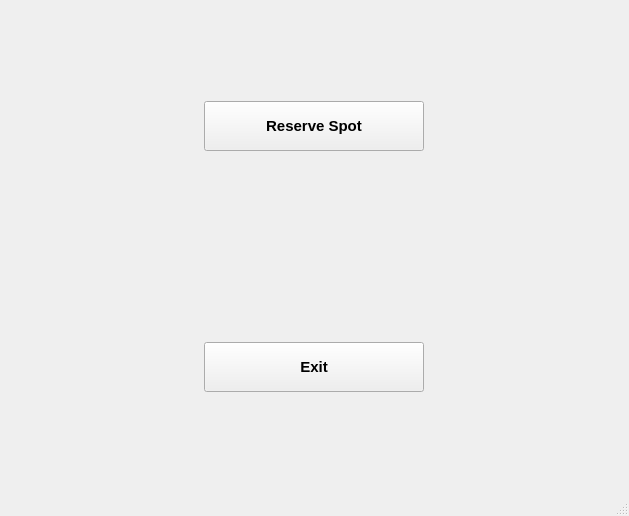
Qt form ui/mainwindow.ui (AllenJK1/ParkingSys) before a commit.
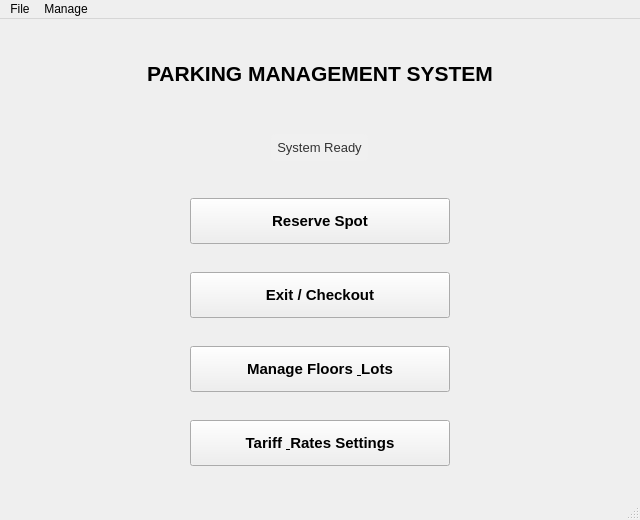
The same form after that commit.

Commit message: Added more fetures including tier rate settings and menu to change parking lots using QT creators table feature

Diff of the .ui file:
```diff
--- a/ui/mainwindow.ui
+++ b/ui/mainwindow.ui
@@ -6,8 +6,8 @@
    <rect>
     <x>0</x>
     <y>0</y>
-    <width>629</width>
-    <height>516</height>
+    <width>640</width>
+    <height>520</height>
    </rect>
   </property>
   <property name="windowTitle">
@@ -15,12 +15,61 @@
   </property>
   <widget class="QWidget" name="centralwidget">
    <layout class="QVBoxLayout" name="verticalLayout">
+    <property name="spacing">
+     <number>15</number>
+    </property>
+    <property name="leftMargin">
+     <number>30</number>
+    </property>
+    <property name="topMargin">
+     <number>25</number>
+    </property>
+    <property name="rightMargin">
+     <number>30</number>
+    </property>
+    <property name="bottomMargin">
+     <number>25</number>
+    </property>
+    <item alignment="Qt::AlignCenter">
+     <widget class="QLabel" name="titleLabel">
+      <property name="font">
+       <font>
+        <pointsize>16</pointsize>
+        <bold>true</bold>
+       </font>
+      </property>
+      <property name="text">
+       <string>PARKING MANAGEMENT SYSTEM</string>
+      </property>
+      <property name="alignment">
+       <set>Qt::AlignCenter</set>
+      </property>
+     </widget>
+    </item>
+    <item alignment="Qt::AlignCenter">
+     <widget class="QLabel" name="statusLabel">
+      <property name="font">
+       <font>
+        <pointsize>10</pointsize>
+       </font>
+      </property>
+      <property name="styleSheet">
+       <string>color: #333333; padding: 6px; background-color: #f0f0f0; border-radius: 4px;</string>
+      </property>
+      <property name="text">
+       <string>System Ready</string>
+      </property>
+      <property name="alignment">
+       <set>Qt::AlignCenter</set>
+      </property>
+     </widget>
+    </item>
     <item alignment="Qt::AlignCenter">
      <widget class="QPushButton" name="reserveButton">
       <property name="minimumSize">
        <size>
-        <width>220</width>
-        <height>50</height>
+        <width>260</width>
+        <height>46</height>
        </size>
       </property>
       <property name="font">
@@ -38,8 +87,8 @@
      <widget class="QPushButton" name="exitButton">
       <property name="minimumSize">
        <size>
-        <width>220</width>
-        <height>50</height>
+        <width>260</width>
+        <height>46</height>
        </size>
       </property>
       <property name="font">
@@ -49,7 +98,45 @@
        </font>
       </property>
       <property name="text">
-       <string>Exit</string>
+       <string>Exit / Checkout</string>
+      </property>
+     </widget>
+    </item>
+    <item alignment="Qt::AlignCenter">
+     <widget class="QPushButton" name="manageParkingButton">
+      <property name="minimumSize">
+       <size>
+        <width>260</width>
+        <height>46</height>
+       </size>
+      </property>
+      <property name="font">
+       <font>
+        <pointsize>11</pointsize>
+        <bold>true</bold>
+       </font>
+      </property>
+      <property name="text">
+       <string>Manage Floors &amp; Lots</string>
+      </property>
+     </widget>
+    </item>
+    <item alignment="Qt::AlignCenter">
+     <widget class="QPushButton" name="ratesButton">
+      <property name="minimumSize">
+       <size>
+        <width>260</width>
+        <height>46</height>
+       </size>
+      </property>
+      <property name="font">
+       <font>
+        <pointsize>11</pointsize>
+        <bold>true</bold>
+       </font>
+      </property>
+      <property name="text">
+       <string>Tariff &amp; Rates Settings</string>
       </property>
      </widget>
     </item>
@@ -60,10 +147,25 @@
     <rect>
      <x>0</x>
      <y>0</y>
-     <width>629</width>
+     <width>640</width>
      <height>22</height>
     </rect>
    </property>
+   <widget class="QMenu" name="menuManage">
+    <property name="title">
+     <string>Manage</string>
+    </property>
+    <addaction name="actionManageFloorsLots"/>
+    <addaction name="actionRates"/>
+   </widget>
+   <widget class="QMenu" name="menuFile">
+    <property name="title">
+     <string>File</string>
+    </property>
+    <addaction name="actionExit"/>
+   </widget>
+   <addaction name="menuFile"/>
+   <addaction name="menuManage"/>
   </widget>
   <widget class="QStatusBar" name="statusbar"/>
  </widget>
```
Left out of the diff: 17 changed lines with no effect on the pictures. The commit also changes 9 other files.
